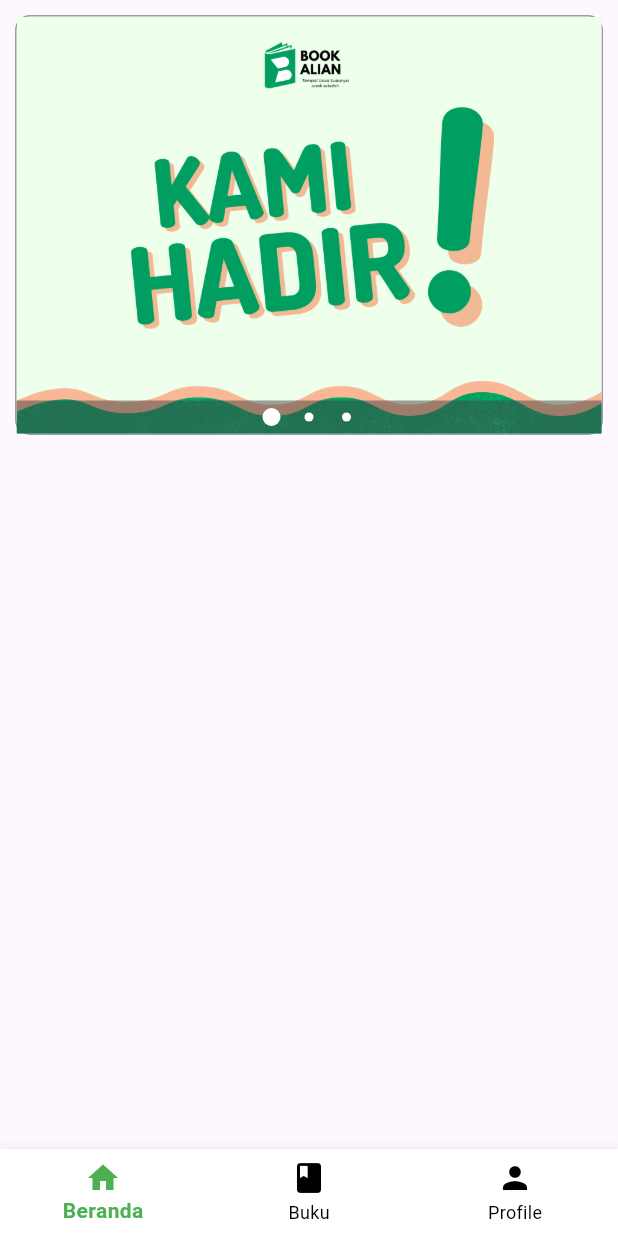
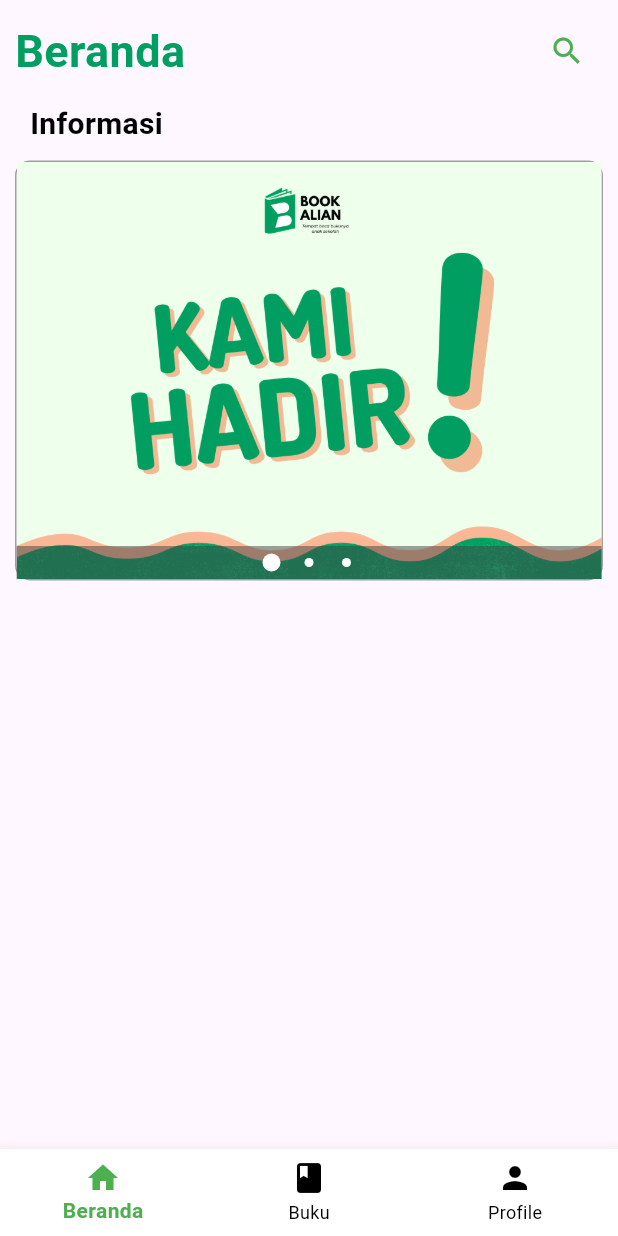
Before and after one commit to eganaww/bookalian-flutter, a Flutter app: the HomeView screen opened by its route, on a phone screen of 412 x 824 dp. Run offline on Flutter 3.47's test engine with Material 3 defaults, Android fonts, the phone set to English and light mode, and no system bars; our stand-ins replace another_carousel_pro, dio, get, get_storage, pretty_dio_logger; accounts and stored records are empty; network calls fail.

```diff
--- a/lib/app/data/constant/endpoint.dart
+++ b/lib/app/data/constant/endpoint.dart
@@ -1,6 +1,7 @@
 class Endpoint {
   // static const String baseUrlApi = "https://api-perpustakaan.abadjayasenantiasa.com/api/v1/user/";
-  static const String baseUrlApi = "http://127.0.0.1:8000/api/";
+   static const String baseUrlApi = "http://127.0.0.1:8000/api/";
+
 
 
   static const String register = "${baseUrlApi}register";
--- a/lib/app/data/provider/image_convert.dart
+++ b/lib/app/data/provider/image_convert.dart
@@ -19,7 +19,7 @@ class ImageConvert {
 
   static Future<Uint8List?> base64ToImage(String base64) async {
     try {
-      Uint8List imageBase64 = base64Decode(base64);
+      var imageBase64 = base64Decode(base64);
       return imageBase64;
     } catch(e) {
       log('Error ketika konversi base64 ke image: $e');
--- a/lib/app/modules/home/views/home_view.dart
+++ b/lib/app/modules/home/views/home_view.dart
@@ -17,6 +17,47 @@ class HomeView extends GetView<HomeController> {
       // ),
         body: Column(
           children: [
+            Container(
+              padding: EdgeInsets.symmetric(horizontal: 10.0, vertical: 10.0),
+              child: Row(
+                children: [
+                  Expanded(
+                    child: Text(
+                      'Beranda',
+                      style: TextStyle(
+                        color: Color(0xff009E60),
+                        fontWeight: FontWeight.bold,
+                        fontSize: 30,
+                      ),
+                    ),
+                  ),
+                  IconButton(
+                    icon: Icon(Icons.search, color: Colors.green),
+                    onPressed: () {
+                      // Navigasi ke halaman pencarian ketika ikon ditekan
+                      Get.toNamed(Routes.BOOK); // Pastikan Anda memiliki rute bernama 'SEARCH' dalam AppPages
+                    },
+                  ),
+                ],
+              ),
+            ),
+            Column(
+              children: [
+                Row(
+                  children: [
+                    Padding(
+                      padding: const EdgeInsets.only(left: 20), // Tambahkan padding di sini
+                      child: Text(
+                        'Informasi',
+                        style: TextStyle(
+                          color: Colors.black,
+                          fontSize: 20,
+                          fontWeight: FontWeight.bold,
+                        ),
+                      ),
+                    ),
+                  ],
+                ),
                 SizedBox(
                   height: 300,
                   width: double.infinity,
@@ -43,6 +84,8 @@ class HomeView extends GetView<HomeController> {
                       ),
                     ),
                   ),
+                ),
+              ],
             )
           ],
         ),
--- a/lib/app/modules/register/views/register_view.dart
+++ b/lib/app/modules/register/views/register_view.dart
@@ -13,7 +13,10 @@ class RegisterView extends GetView<RegisterController> {
         title: const Text('Login'),
         centerTitle: true,
       ),*/
-      body: Container(
+      body: SingleChildScrollView(
+        scrollDirection: Axis.vertical,
+        child: Container(
+          padding: EdgeInsets.symmetric(vertical: 20),
           decoration: BoxDecoration(
             gradient: LinearGradient(
               stops: [0, 0.3],
@@ -203,6 +206,7 @@ class RegisterView extends GetView<RegisterController> {
             ),
           ),
         ),
+      ),
     );
   }
 }
--- a/lib/app/routes/app_pages.dart
+++ b/lib/app/routes/app_pages.dart
@@ -6,6 +6,8 @@ import '../modules/book/bindings/book_binding.dart';
 import '../modules/book/views/book_view.dart';
 import '../modules/dashboard/bindings/dashboard_binding.dart';
 import '../modules/dashboard/views/dashboard_view.dart';
+import '../modules/detail_book/bindings/detail_book_binding.dart';
+import '../modules/detail_book/views/detail_book_view.dart';
 import '../modules/home/bindings/home_binding.dart';
 import '../modules/home/views/home_view.dart';
 import '../modules/login/bindings/login_binding.dart';
@@ -72,5 +74,10 @@ class AppPages {
       page: () => const ProfileView(),
       binding: ProfileBinding(),
     ),
+    GetPage(
+      name: _Paths.DETAIL_BOOK,
+      page: () => const DetailBookView(),
+      binding: DetailBookBinding(),
+    ),
   ];
 }
--- a/lib/app/routes/app_routes.dart
+++ b/lib/app/routes/app_routes.dart
@@ -12,6 +12,7 @@ abstract class Routes {
   static const SPLASH = _Paths.SPLASH;
   static const DASHBOARD = _Paths.DASHBOARD;
   static const PROFILE = _Paths.PROFILE;
+  static const DETAIL_BOOK = _Paths.DETAIL_BOOK;
 }
 
 abstract class _Paths {
@@ -25,4 +26,5 @@ abstract class _Paths {
   static const SPLASH = '/splash';
   static const DASHBOARD = '/dashboard';
   static const PROFILE = '/profile';
+  static const DETAIL_BOOK = '/detail-book';
 }
--- a/pubspec.yaml
+++ b/pubspec.yaml
@@ -11,11 +11,10 @@ dependencies:
   dio: 5.4.0 # library untuk http connection
   pretty_dio_logger: ^1.3.1 # logging  http
   get_storage: ^2.1.1 # untuk session/local storage
+  flutter_native_splash: 2.3.7
+  another_carousel_pro: ^1.0.2
   flutter:
     sdk: flutter
-
-  flutter_native_splash: 2.3.7
-  another_carousel_pro: ^1.0.2
 
 dev_dependencies:
   flutter_lints: ^2.0.0
```
Also changed, not shown: lib/app/data/model/response_peminjaman.dart (added, +89 -0 lines), lib/app/modules/book/views/book_view.dart (+74 -29 lines), lib/app/modules/detail_book/bindings/detail_book_binding.dart (added, +12 -0 lines), lib/app/modules/detail_book/controllers/detail_book_controller.dart (added, +23 -0 lines), lib/app/modules/detail_book/views/detail_book_view.dart (added, +24 -0 lines), lib/app/modules/home/controllers/home_controller.dart (+33 -0 lines), lib/app/modules/login/controllers/login_controller.dart (+19 -13 lines), lib/app/modules/login/views/login_view.dart (+8 -1 lines), lib/app/widget/base64/base64widget.dart (added, +10 -0 lines), pubspec.lock. Lines whose indentation alone changed are shown as unchanged.
